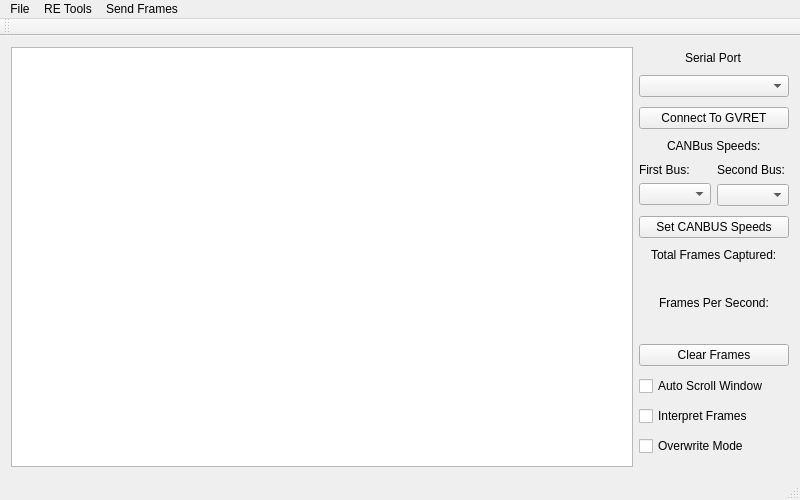
First picture: the form in mainwindow.ui, repository collin80/SavvyCAN, before the edit.
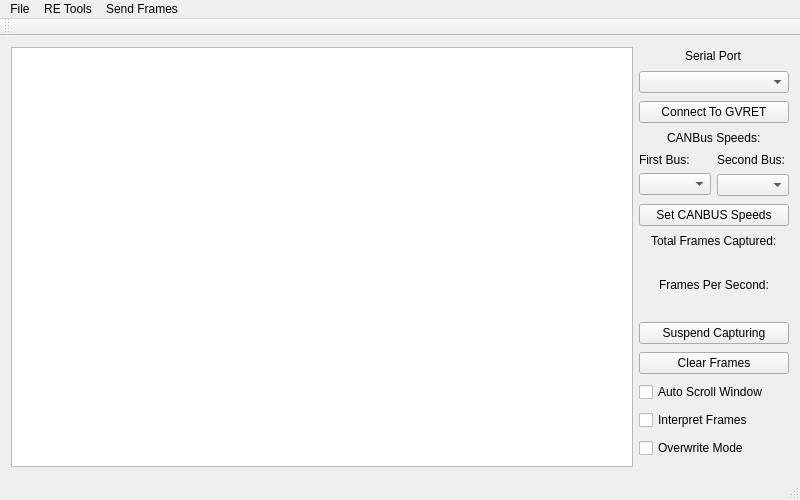
Second picture: the form after the edit.

Commit message: Increment version number. Now supports pausing and resuming frame capture without disconnecting from the GVRET hardware.

What changed in the file:
```diff
--- a/mainwindow.ui
+++ b/mainwindow.ui
@@ -194,6 +194,13 @@
         </property>
        </widget>
       </item>
+      <item>
+       <widget class="QPushButton" name="btnCaptureToggle">
+        <property name="text">
+         <string>Suspend Capturing</string>
+        </property>
+       </widget>
+      </item>
       <item>
        <widget class="QPushButton" name="btnClearFrames">
         <property name="text">
```
The commit also changes 4 other files.
